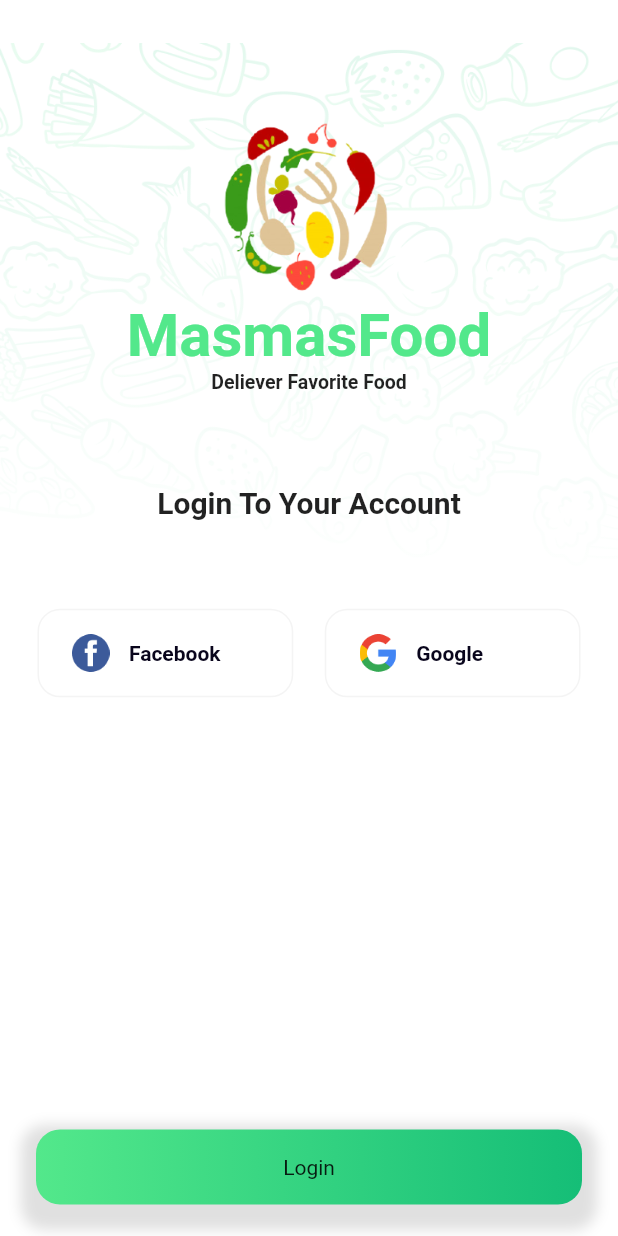
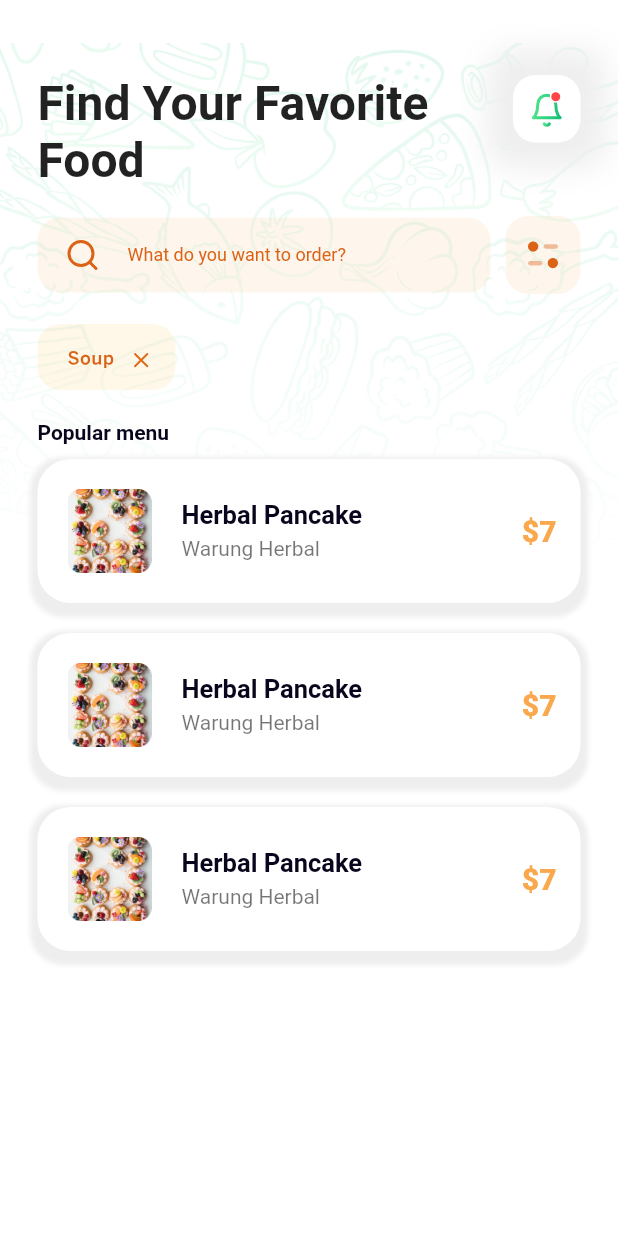
Before and after one commit to Abdusamad98/flutter_najot_8, a Flutter app: the HomeScreen screen opened directly, on a phone screen of 412 x 824 dp. Run offline on Flutter 3.47's test engine with Material 2 defaults, Android fonts, the phone set to English and light mode, and no system bars; our stand-ins replace flutter_svg.

Commit message:
some changes

```diff
--- a/lib/main.dart
+++ b/lib/main.dart
@@ -13,7 +13,7 @@ class App extends StatelessWidget {
   Widget build(BuildContext context) {
     return MaterialApp(
       debugShowCheckedModeBanner: false,
-      home:HomeWorkScreen()
+      home:HomeScreen()
     );
   }
 }
--- a/lib/ui/home_screen/home_screen.dart
+++ b/lib/ui/home_screen/home_screen.dart
@@ -1,6 +1,11 @@
 import 'package:flutter/material.dart';
+import 'package:flutter_najot_8/ui/home_screen/widgets/back_image.dart';
+import 'package:flutter_najot_8/ui/home_screen/widgets/food_item.dart';
+import 'package:flutter_najot_8/ui/home_screen/widgets/search_view.dart';
+import 'package:flutter_najot_8/ui/home_screen/widgets/top_view.dart';
 import 'package:flutter_najot_8/utils/my_colors.dart';
 import 'package:flutter_najot_8/utils/my_icons.dart';
+import 'package:flutter_svg/flutter_svg.dart';
 
 class HomeScreen extends StatelessWidget {
   const HomeScreen({Key? key}) : super(key: key);
@@ -10,88 +15,48 @@ class HomeScreen extends StatelessWidget {
     double height = MediaQuery.of(context).size.height;
     return Scaffold(
       backgroundColor: Colors.white,
-      body: Column(
+      body: SafeArea(
+        child: Column(
           children: [
             Stack(
-            alignment: Alignment.center,
               children: [
-              Container(
-                height: height * (400 / 812),
-                foregroundDecoration: BoxDecoration(
-                  gradient: LinearGradient(
-                    begin: Alignment.bottomCenter,
-                    end: Alignment.topCenter,
-                    colors: [
-                      Colors.white,
-                      Colors.white.withOpacity(0.3),
+                BackImage(height: height),
+                Align(
+                  alignment: Alignment.bottomCenter,
+                  child: Padding(
+                    padding: const EdgeInsets.symmetric(horizontal: 25),
+                    child: Column(
+                      crossAxisAlignment: CrossAxisAlignment.start,
+                      children: [
+                        const SizedBox(height: 50),
+                        const TopView(),
+                        const SizedBox(height: 18),
+                        SearchView(),
+                        SizedBox(height: 20),
+                        SvgPicture.asset(MyIcons.clear),
+                        SizedBox(height: 20),
+                        Text(
+                          "Popular menu",
+                          style: TextStyle(
+                              color: MyColors.C_09051C,
+                              fontWeight: FontWeight.w700),
+                        ),
+                        ...List.generate(
+                          3,
+                          (index) => FoodItem(
+                              iconPath: MyIcons.food,
+                              title: "Herbal Pancake",
+                              subTitle: "Warung Herbal",
+                              trailing: "\$7"),
+                        )
                       ],
                     ),
-                ),
-                child: Image.asset(MyIcons.pattern),
-              ),
-              Align(
-                alignment: Alignment.bottomCenter,
-                child: Column(
-                  mainAxisAlignment: MainAxisAlignment.center,
-                  crossAxisAlignment: CrossAxisAlignment.center,
-                  children: [
-                    Image.asset(
-                      MyIcons.logo,
-                      height: height * (139 / 812),
-                    ),
-                    const Text(
-                      "MasmasFood",
-                      style: TextStyle(
-                          fontWeight: FontWeight.w700,
-                          fontSize: 40,
-                          color: MyColors.C_53E88B),
-                    ),
-                    const Text(
-                      "Deliever Favorite Food",
-                      style: TextStyle(
-                        fontSize: 13,
-                        fontWeight: FontWeight.w600,
-                      ),
-                    ),
-                    SizedBox(
-                      height: height * (60 / 812),
-                    ),
-                    const Text(
-                      "Login To Your Account",
-                      style: TextStyle(
-                        fontSize: 20,
-                        fontWeight: FontWeight.w600,
-                      ),
-                    ),
-                  ],
                   ),
                 )
               ],
             ),
-          Padding(
-            padding: const EdgeInsets.symmetric(horizontal: 25),
-            child: Row(
-              children: [
-                getSocialWidget(
-                  image: MyIcons.facebook,
-                  title: "Facebook",
-                ),
-                const SizedBox(
-                  width: 21,
-                ),
-                getSocialWidget(
-                  image: MyIcons.google,
-                  title: "Google",
-                ),
           ],
         ),
-          ),
-          Spacer(),
-          getButton2(),
-          const SizedBox(
-            height: 21,
-          ),
-        ],
       ),
     );
   }
--- /dev/null
+++ b/lib/ui/home_screen/widgets/back_image.dart
@@ -0,0 +1,27 @@
+import 'package:flutter/material.dart';
+
+import '../../../utils/my_icons.dart';
+
+class BackImage extends StatelessWidget {
+  const BackImage({Key? key, required this.height}) : super(key: key);
+
+  final double height;
+
+  @override
+  Widget build(BuildContext context) {
+    return Container(
+      height: height * (400 / 812),
+      foregroundDecoration: BoxDecoration(
+        gradient: LinearGradient(
+          begin: Alignment.bottomCenter,
+          end: Alignment.topCenter,
+          colors: [
+            Colors.white,
+            Colors.white.withOpacity(0.3),
+          ],
+        ),
+      ),
+      child: Image.asset(MyIcons.pattern),
+    );
+  }
+}
--- /dev/null
+++ b/lib/ui/home_screen/widgets/food_item.dart
@@ -0,0 +1,59 @@
+import 'package:flutter/material.dart';
+import 'package:flutter_najot_8/utils/my_colors.dart';
+import 'package:flutter_najot_8/utils/my_icons.dart';
+
+class FoodItem extends StatelessWidget {
+  const FoodItem(
+      {Key? key,
+      required this.iconPath,
+      required this.title,
+      required this.subTitle,
+      required this.trailing})
+      : super(key: key);
+
+  final String iconPath;
+  final String title;
+  final String subTitle;
+  final String trailing;
+
+  @override
+  Widget build(BuildContext context) {
+    return Container(
+      padding: EdgeInsets.symmetric(vertical: 12),
+      margin: EdgeInsets.symmetric(vertical: 10),
+      decoration: BoxDecoration(
+          color: Colors.white,
+          borderRadius: BorderRadius.circular(22),
+          boxShadow: [
+            BoxShadow(
+                color: Colors.grey.shade200,
+                blurRadius: 2,
+                spreadRadius: 5,
+                offset: Offset(0, 4))
+          ]),
+      child: ListTile(
+        title: Text(
+          title,
+          style: TextStyle(
+              color: MyColors.C_09051C,
+              fontSize: 17,
+              fontWeight: FontWeight.w700),
+        ),
+        trailing: Text(
+          trailing,
+          style: TextStyle(
+              color: MyColors.C_F9A84D,
+              fontSize: 20,
+              fontWeight: FontWeight.w900),
+        ),
+        subtitle:
+            Padding(padding: EdgeInsets.only(top: 4), child: Text(subTitle)),
+        leading: Image.asset(
+          MyIcons.food,
+          width: 64,
+          height: 64,
+        ),
+      ),
+    );
+  }
+}
--- /dev/null
+++ b/lib/ui/home_screen/widgets/search_view.dart
@@ -0,0 +1,52 @@
+import 'package:flutter/material.dart';
+import 'package:flutter_najot_8/utils/my_colors.dart';
+import 'package:flutter_najot_8/utils/my_icons.dart';
+import 'package:flutter_svg/flutter_svg.dart';
+
+class SearchView extends StatelessWidget {
+  const SearchView({Key? key}) : super(key: key);
+
+  @override
+  Widget build(BuildContext context) {
+    return Row(
+      children: [
+        Expanded(
+            child: Container(
+          padding: EdgeInsets.symmetric(
+            horizontal: 18,
+            vertical: 13,
+          ),
+          height: 50,
+          decoration: BoxDecoration(
+            color: MyColors.C_F9A84D.withOpacity(0.1),
+            borderRadius: BorderRadius.circular(15),
+          ),
+          child: Row(
+            children: [
+              SvgPicture.asset(MyIcons.search),
+              SizedBox(width: 18),
+              Text(
+                "What do you want to order?",
+                style: TextStyle(color: MyColors.C_DA6317, fontSize: 12),
+              )
+            ],
+          ),
+        )),
+        const SizedBox(width: 10),
+        Container(
+          padding: EdgeInsets.symmetric(
+            horizontal: 13,
+            vertical: 14,
+          ),
+          decoration: BoxDecoration(
+            borderRadius: BorderRadius.circular(15),
+            color: MyColors.C_F9A84D.withOpacity(0.1),
+          ),
+          child: Center(
+            child: SvgPicture.asset(MyIcons.filter),
+          ),
+        )
+      ],
+    );
+  }
+}
--- /dev/null
+++ b/lib/ui/home_screen/widgets/top_view.dart
@@ -0,0 +1,40 @@
+import 'package:flutter/material.dart';
+import 'package:flutter_najot_8/utils/my_colors.dart';
+import 'package:flutter_najot_8/utils/my_icons.dart';
+import 'package:flutter_svg/flutter_svg.dart';
+
+class TopView extends StatelessWidget {
+  const TopView({Key? key}) : super(key: key);
+
+  @override
+  Widget build(BuildContext context) {
+    return Row(
+      mainAxisAlignment: MainAxisAlignment.center,
+      crossAxisAlignment: CrossAxisAlignment.start,
+      children: [
+        const Expanded(
+          child: Text(
+            "Find Your Favorite Food",
+            style: TextStyle(fontSize: 32, fontWeight: FontWeight.w700),
+          ),
+        ),
+        const SizedBox(width: 24),
+        Container(
+          width: 45,
+          height: 45,
+          decoration: BoxDecoration(
+              color: Colors.white,
+              borderRadius: BorderRadius.circular(15),
+              boxShadow: [
+                BoxShadow(
+                  blurRadius: 17,
+                  spreadRadius: 17,
+                  color: Colors.grey.shade200,
+                )
+              ]),
+          child: Center(child: SvgPicture.asset(MyIcons.notification)),
+        )
+      ],
+    );
+  }
+}
--- a/lib/utils/my_colors.dart
+++ b/lib/utils/my_colors.dart
@@ -7,6 +7,8 @@ class MyColors {
   static const Color C_15BE77 = Color(0xFF15BE77);
   static const Color C_09051C = Color(0xFF09051C);
   static const Color C_F4F4F4 = Color(0xFFF4F4F4);
+  static const Color C_F9A84D = Color(0xFFF9A84D);
+  static const Color C_DA6317 = Color(0xFFDA6317);
 
   static const Color white = Colors.white;
 }
--- a/lib/utils/my_icons.dart
+++ b/lib/utils/my_icons.dart
@@ -5,12 +5,18 @@ import 'package:flutter/material.dart';
 class MyIcons {
   //svg
   static const String nextUp = "assets/svg/next_up.svg";
+  static const String clear = "assets/svg/clear.svg";
+  static const String filter = "assets/svg/filter.svg";
+  static const String notification = "assets/svg/notification.svg";
+  static const String search = "assets/svg/search.svg";
+
   //png
   static const String pattern = "assets/images/pattern.png";
   static const String logo = "assets/images/logo.png";
   static const String facebook = "assets/images/facebook.png";
   static const String google = "assets/images/google.png";
   static const String menu = "assets/images/menu.png";
+  static const String food = "assets/images/food.png";
 
 
 
```
Also changed, not shown: assets/images/food.png (added), assets/svg/clear.svg (added), assets/svg/filter.svg (added), assets/svg/notification.svg (added), assets/svg/search.svg (added). Lines whose indentation alone changed are shown as unchanged.
